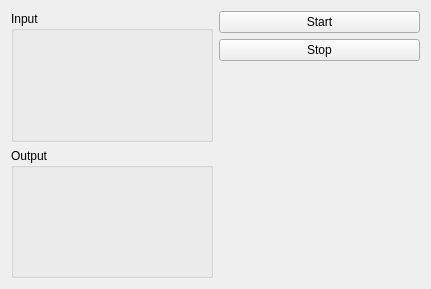
stu-inc/DataCapture, file src/gui/recordview.ui: the form before one commit.
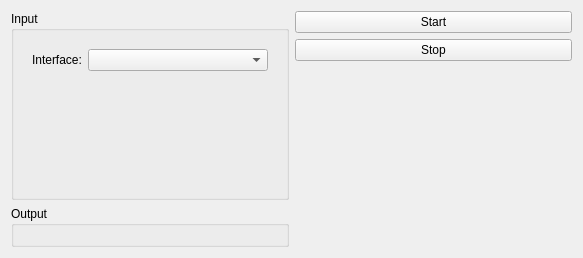
The form after the commit. Custom widgets are drawn as their Qt base class.

Commit message: Udp record view

Patch:
```diff
--- a/src/gui/recordview.ui
+++ b/src/gui/recordview.ui
@@ -6,8 +6,8 @@
    <rect>
     <x>0</x>
     <y>0</y>
-    <width>431</width>
-    <height>289</height>
+    <width>583</width>
+    <height>258</height>
    </rect>
   </property>
   <property name="windowTitle">
@@ -25,7 +25,39 @@
          </property>
          <layout class="QGridLayout" name="gridLayout_3">
           <item row="0" column="0">
-           <widget class="SerialDeviceView" name="widgetSerialDevice" native="true"/>
+           <widget class="QWidget" name="widgetInput" native="true">
+            <layout class="QGridLayout" name="gridLayout_2">
+             <item row="0" column="1">
+              <widget class="QComboBox" name="comboBoxInterface"/>
+             </item>
+             <item row="0" column="0">
+              <widget class="QLabel" name="label">
+               <property name="sizePolicy">
+                <sizepolicy hsizetype="Fixed" vsizetype="Preferred">
+                 <horstretch>0</horstretch>
+                 <verstretch>0</verstretch>
+                </sizepolicy>
+               </property>
+               <property name="text">
+                <string>Interface:</string>
+               </property>
+              </widget>
+             </item>
+            </layout>
+           </widget>
+          </item>
+          <item row="2" column="0">
+           <spacer name="verticalSpacer_2">
+            <property name="orientation">
+             <enum>Qt::Vertical</enum>
+            </property>
+            <property name="sizeHint" stdset="0">
+             <size>
+              <width>20</width>
+              <height>40</height>
+             </size>
+            </property>
+           </spacer>
           </item>
          </layout>
         </widget>
@@ -80,12 +112,6 @@
   </layout>
  </widget>
  <customwidgets>
-  <customwidget>
-   <class>SerialDeviceView</class>
-   <extends>QWidget</extends>
-   <header>gui/SerialDeviceView.hpp</header>
-   <container>1</container>
-  </customwidget>
   <customwidget>
    <class>RecordFileView</class>
    <extends>QWidget</extends>
```
Left out of the diff: 24 changed lines with no effect on the pictures. The commit also changes 7 other files.
